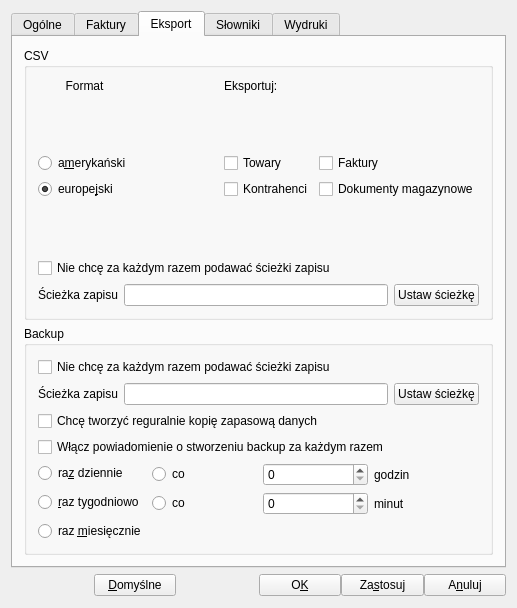
First picture: the form in ui/setting.ui, repository juliagoda/qfaktury, before the edit.
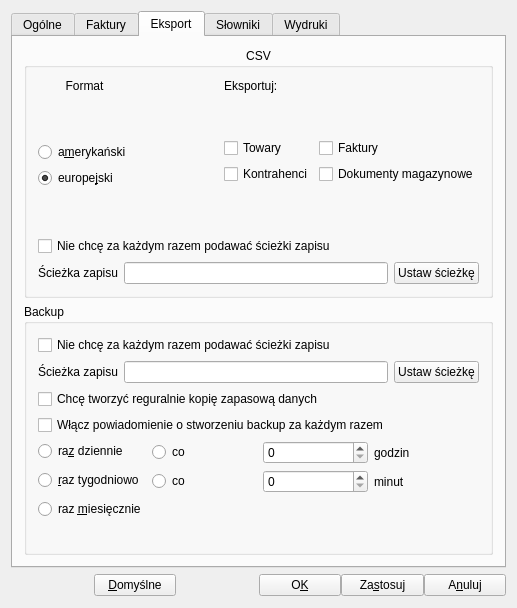
Second picture: the form after the edit.

```diff
--- a/ui/setting.ui
+++ b/ui/setting.ui
@@ -469,9 +469,18 @@
       <layout class="QVBoxLayout" name="verticalLayout_13">
        <item>
         <widget class="QGroupBox" name="groupBox_4">
+         <property name="maximumSize">
+          <size>
+           <width>16777215</width>
+           <height>250</height>
+          </size>
+         </property>
          <property name="title">
           <string>CSV</string>
          </property>
+         <property name="alignment">
+          <set>Qt::AlignHCenter|Qt::AlignTop</set>
+         </property>
          <layout class="QVBoxLayout" name="verticalLayout_12">
           <item>
            <layout class="QHBoxLayout" name="horizontalLayout_18">
```
